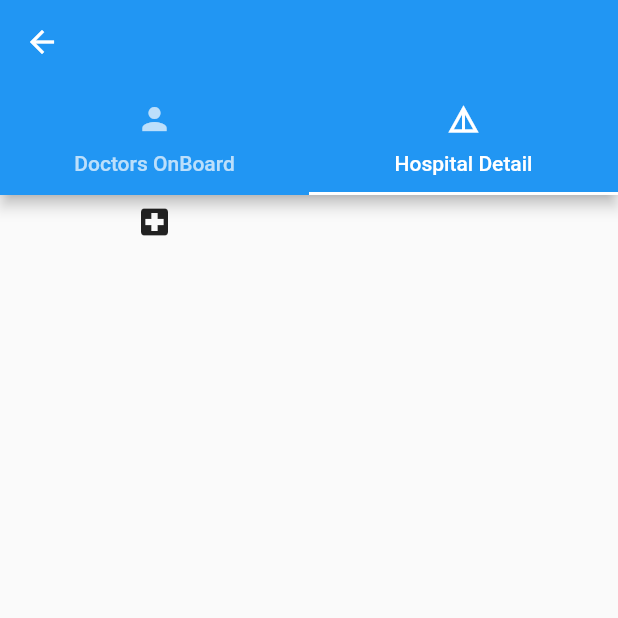
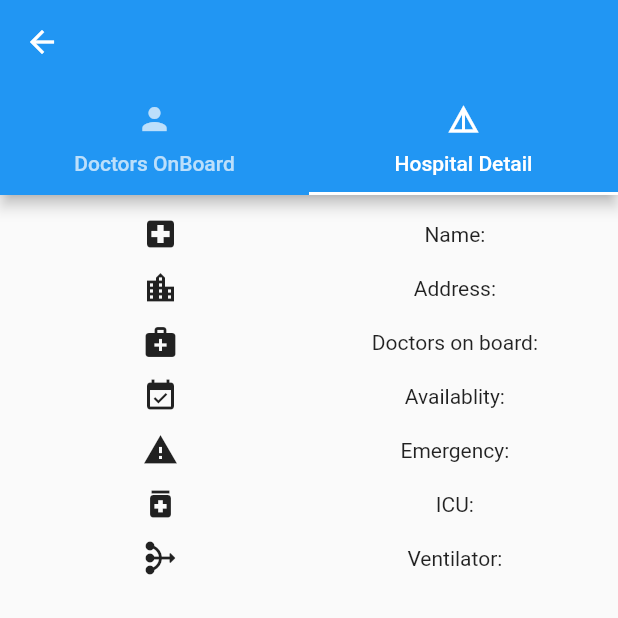
Before and after one commit to hamzaanwar786/healthcare, a Flutter app: the HospitalsDetails screen opened directly with empty values, tab 2 chosen, on a phone screen of 412 x 824 dp, the top half of it. Run offline on Flutter 3.47's test engine with Material 2 defaults, Android fonts, the light colour scheme and no system bars; our stand-ins replace cloud_firestore, firebase_auth, firebase_core, flutter_signin_button, font_awesome_flutter, google_fonts; missing offline and left inert: dcdg, dialogs; accounts and stored records are empty.

Commit message:
new changes

```diff
--- a/lib/main.dart
+++ b/lib/main.dart
@@ -1,4 +1,5 @@
 import 'package:flutter/material.dart';
+import 'package:dcdg/dcdg.dart';
 import 'package:firebase_core/firebase_core.dart';
 import 'package:healthcare/screens/splash_screen.dart';
 
--- a/lib/screens/hospitals_details.dart
+++ b/lib/screens/hospitals_details.dart
@@ -72,7 +72,7 @@ class _HospitalsDetailsState extends State<HospitalsDetails> {
                                 primary: false,
                                 gridDelegate:
                                     new SliverGridDelegateWithFixedCrossAxisCount(
-                                        crossAxisCount: 2),
+                                        crossAxisCount: 3),
                                 itemBuilder: (BuildContext context, int index) {
                                   return Center(
                                     child: GestureDetector(
@@ -91,29 +91,34 @@ class _HospitalsDetailsState extends State<HospitalsDetails> {
                                               time: tripPhotos[index]['time']),
                                         );
                                       },
-                                      child: Card(
                                       child: Container(
+                                          margin: EdgeInsets.all(8),
+                                          // padding: EdgeInsets.all(4),
+                                          decoration: BoxDecoration(
+                                            border: Border.all(width: 1),
+                                            color: Colors.white,
+                                          ),
                                           alignment: Alignment.center,
-                                            width: 180,
-                                            height: 188,
                                           child: Column(
                                               mainAxisSize: MainAxisSize.min,
                                               children: <Widget>[
                                                 Column(
                                                   mainAxisAlignment:
-                                                        MainAxisAlignment
-                                                            .center,
+                                                      MainAxisAlignment.center,
                                                   children: [
                                                     CircleAvatar(
                                                         radius: 30,
-                                                          backgroundImage:
-                                                              AssetImage(
+                                                        backgroundImage: AssetImage(
                                                             'assets/images/mypic.png')),
                                                     sizebox1,
                                                     Text(
-                                                        tripPhotos[index]
-                                                            ['name'],
-                                                        style: kStyle,
+                                                      tripPhotos[index]['name'],
+                                                      textAlign:
+                                                          TextAlign.center,
+                                                      style: TextStyle(
+                                                          fontSize: 16,
+                                                          fontWeight:
+                                                              FontWeight.bold),
                                                     ),
                                                     sizebox2,
                                                     Text(tripPhotos[index]
@@ -121,7 +126,6 @@ class _HospitalsDetailsState extends State<HospitalsDetails> {
                                                   ],
                                                 ),
                                               ])),
-                                      ),
                                     ),
                                   );
                                 });
@@ -147,6 +151,8 @@ class _HospitalsDetailsState extends State<HospitalsDetails> {
                   }),
             ),
             SingleChildScrollView(
+              child: Padding(
+                padding: const EdgeInsets.all(8.0),
                 child: Column(
                   children: [
                     Row(
@@ -157,13 +163,99 @@ class _HospitalsDetailsState extends State<HospitalsDetails> {
                           children: [
                             Padding(
                               padding: EdgeInsets.all(10),
-                            child: Text(data.name),
+                              child: Text('Name: ' + data.name),
+                            ),
+                          ],
+                        ))
+                      ],
+                    ),
+                    Row(
+                      children: [
+                        Expanded(child: Icon(Icons.location_city)),
+                        Expanded(
+                            child: Column(
+                          children: [
+                            Padding(
+                              padding: EdgeInsets.all(10),
+                              child: Text('Address: ' + data.address),
+                            ),
+                          ],
+                        ))
+                      ],
+                    ),
+                    Row(
+                      children: [
+                        Expanded(child: Icon(Icons.medical_services)),
+                        Expanded(
+                            child: Column(
+                          children: [
+                            Padding(
+                              padding: EdgeInsets.all(10),
+                              child: Text(
+                                  'Doctors on board: ' + data.doctoronboard),
+                            ),
+                          ],
+                        ))
+                      ],
+                    ),
+                    Row(
+                      children: [
+                        Expanded(child: Icon(Icons.event_available)),
+                        Expanded(
+                            child: Column(
+                          children: [
+                            Padding(
+                              padding: EdgeInsets.all(10),
+                              child: Text('Availablity: ' + data.availablity),
+                            ),
+                          ],
+                        ))
+                      ],
+                    ),
+                    Row(
+                      children: [
+                        Expanded(child: Icon(Icons.warning)),
+                        Expanded(
+                            child: Column(
+                          children: [
+                            Padding(
+                              padding: EdgeInsets.all(10),
+                              child: Text('Emergency: ' + data.emergency),
+                            ),
+                          ],
+                        ))
+                      ],
+                    ),
+                    Row(
+                      children: [
+                        Expanded(child: Icon(Icons.medication)),
+                        Expanded(
+                            child: Column(
+                          children: [
+                            Padding(
+                              padding: EdgeInsets.all(10),
+                              child: Text('ICU: ' + data.icu),
+                            ),
+                          ],
+                        ))
+                      ],
+                    ),
+                    Row(
+                      children: [
+                        Expanded(child: Icon(Icons.mediation_rounded)),
+                        Expanded(
+                            child: Column(
+                          children: [
+                            Padding(
+                              padding: EdgeInsets.all(10),
+                              child: Text('Ventilator: ' + data.ventilator),
                             ),
                           ],
                         ))
                       ],
                     ),
                   ],
+                ),
               ),
             ),
 
--- a/lib/screens/login.dart
+++ b/lib/screens/login.dart
@@ -85,7 +85,6 @@ class _LoginState extends State<Login> {
     return Scaffold(
       backgroundColor: Colors.white,
       body: SafeArea(
-        child: Container(
         child: Column(
           children: [
             Expanded(
@@ -265,7 +264,6 @@ class _LoginState extends State<Login> {
           ],
         ),
       ),
-      ),
     );
   }
 }
```
Also changed, not shown: lib/screens/appointment_doctors.dart (+26 -17 lines), lib/screens/doctors_profile.dart (+9 -0 lines), lib/screens/hospitals.dart (+9 -0 lines), lib/screens/my_appointments.dart (+10 -3 lines), lib/screens/my_lab_test_bookings.dart (+9 -3 lines), lib/screens/my_lab_tests.dart (+9 -0 lines), lib/screens/profile.dart (+13 -13 lines), pubspec.yaml (+6 -4 lines), pubspec.lock. Lines whose indentation alone changed are shown as unchanged.
